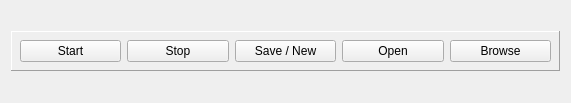
Before: the Qt Designer form host/form.ui in olegv142/NRF51Chrono, drawn with Qt 5.
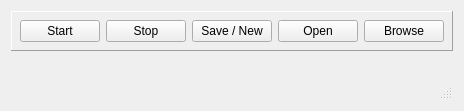
After: the same form once the commit is applied. Icons and pictures are not drawn.

Commit message: State handling improved, second status bar added

```diff
--- a/host/form.ui
+++ b/host/form.ui
@@ -6,8 +6,8 @@
    <rect>
     <x>0</x>
     <y>0</y>
-    <width>571</width>
-    <height>103</height>
+    <width>447</width>
+    <height>111</height>
    </rect>
   </property>
   <property name="windowTitle">
@@ -97,6 +97,35 @@
      <item>
       <layout class="QVBoxLayout" name="laneList"/>
      </item>
+     <item>
+      <layout class="QHBoxLayout" name="horizontalLayout_4">
+       <property name="spacing">
+        <number>4</number>
+       </property>
+       <property name="leftMargin">
+        <number>0</number>
+       </property>
+       <property name="topMargin">
+        <number>0</number>
+       </property>
+       <property name="rightMargin">
+        <number>0</number>
+       </property>
+       <property name="bottomMargin">
+        <number>0</number>
+       </property>
+       <item>
+        <widget class="QStatusBar" name="sbar0">
+         <property name="sizeGripEnabled">
+          <bool>false</bool>
+         </property>
+        </widget>
+       </item>
+       <item>
+        <widget class="QStatusBar" name="sbar1"/>
+       </item>
+      </layout>
+     </item>
     </layout>
    </item>
   </layout>
```
The commit also changes 2 other files.
